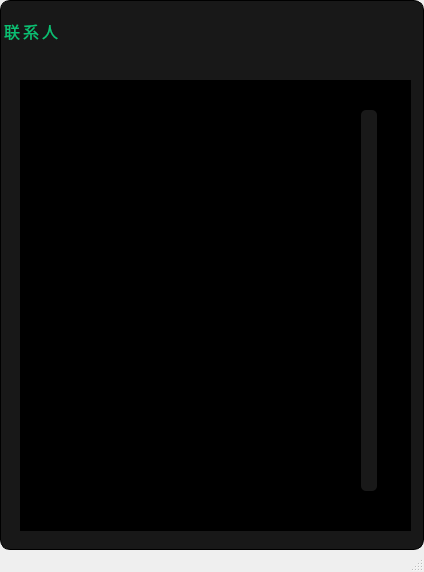
First picture: the form in ContactManagementSys/MainWindow.ui, repository SwaggyMacro/ContactManagementSys, before the edit.
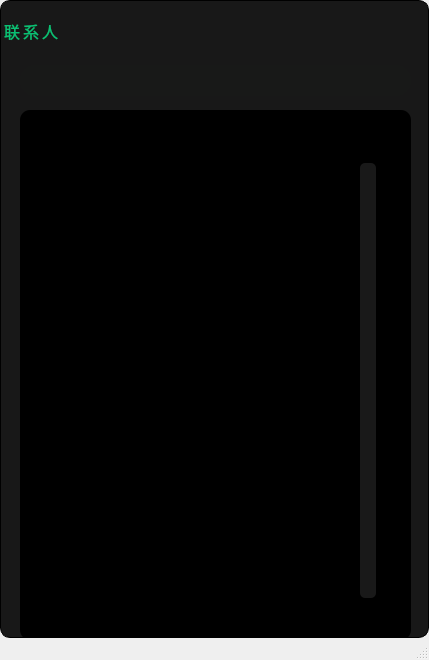
Second picture: the form after the edit. Icons and pictures are not drawn.

Commit message: feat: supported Chinese now. feat: add the sort bar on the right. feat: add search box on the top of table.

The edit to the form file:
```diff
--- a/ContactManagementSys/MainWindow.ui
+++ b/ContactManagementSys/MainWindow.ui
@@ -6,8 +6,8 @@
    <rect>
     <x>0</x>
     <y>0</y>
-    <width>424</width>
-    <height>572</height>
+    <width>429</width>
+    <height>660</height>
    </rect>
   </property>
   <property name="windowTitle">
@@ -48,9 +48,9 @@
     <property name="geometry">
      <rect>
       <x>0</x>
-      <y>60</y>
+      <y>90</y>
       <width>431</width>
-      <height>491</height>
+      <height>570</height>
      </rect>
     </property>
     <property name="styleSheet">
@@ -59,11 +59,27 @@
 	background-color: black;
     border: none;
 	color: white;
+	border-radius: 10px;
+	padding: 10px;
+	font-family: Microsoft Yahei;
+	font-size: 16px;
+	border-collapse: collapse;
+	border-spacing: 0;
+}
+#contactTable::frame {
+	border: 1px solid black;
 }
 #contactTable QHeaderView::section {
 	background-color: transparent;
     border: none;
 }
+#contactTable:item {
+	border-bottom: 1px solid gray;
+	width: 400px;
+}
+#contactTable::item:hover {
+	color: #1d81c4;
+}
 QTableView::item:selected{
 	background-color: rgba(255, 255, 255, 0);
 }
@@ -110,10 +126,10 @@
    <widget class="QListView" name="sortLetterList">
     <property name="geometry">
      <rect>
-      <x>361</x>
-      <y>110</y>
+      <x>360</x>
+      <y>160</y>
       <width>16</width>
-      <height>381</height>
+      <height>441</height>
      </rect>
     </property>
     <property name="styleSheet">
@@ -125,6 +141,9 @@
 	font-size: 10px;
 	padding: 0px;
 	margin: 0px;
+	font-family: Microsoft Yahei;
+	margin-top: 3px;
+	margin-bottom: 3px;
 }
 #sortLetterList::item {
     border: none;
@@ -162,6 +181,62 @@
 }</string>
     </property>
    </widget>
+   <widget class="QLineEdit" name="searchBox">
+    <property name="geometry">
+     <rect>
+      <x>15</x>
+      <y>50</y>
+      <width>391</width>
+      <height>61</height>
+     </rect>
+    </property>
+    <property name="styleSheet">
+     <string notr="true">QLineEdit#searchBox {
+    background-color: transparent;
+    border-radius: 15px;
+    margin: 15px;
+    font-family: Microsoft Yahei;
+    background-image: url(:/ContactManagementSys/Assets/Images/search.png);
+    background-repeat: no-repeat;
+    background-position: left center;
+    padding-left: 20px;
+    color: white;
+}
+QLineEdit#searchBox::clearButton {
+	position: right;
+	margin-left: -30px;
+    background-image: url(:/ContactManagementSys/Assets/Images/delete_fill.png);
+}
+QLineEdit#searchBox::clearButton:hover {
+    background-image: url(:/ContactManagementSys/Assets/Images/delete_fill_hover.png);
+}
+</string>
+    </property>
+   </widget>
+   <widget class="QLineEdit" name="searchBoxBg">
+    <property name="geometry">
+     <rect>
+      <x>5</x>
+      <y>50</y>
+      <width>421</width>
+      <height>61</height>
+     </rect>
+    </property>
+    <property name="styleSheet">
+     <string notr="true">QLineEdit#searchBoxBg {
+    background-color: #181918;
+    border-radius: 15px;
+    margin: 15px;
+    font-family: Microsoft Yahei;
+    color: white;
+}</string>
+    </property>
+   </widget>
+   <zorder>searchBoxBg</zorder>
+   <zorder>labelTitle</zorder>
+   <zorder>contactTable</zorder>
+   <zorder>sortLetterList</zorder>
+   <zorder>searchBox</zorder>
   </widget>
   <widget class="QStatusBar" name="statusBar"/>
  </widget>
```
The commit also changes 11 other files.
